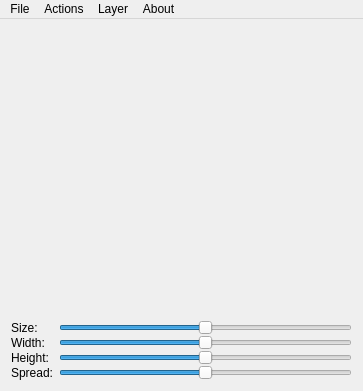
Before: the Qt Designer form RetroArchOverlayEditor/mainwindow.ui in meepingsnesroms/RetroArchOverlayEditor, drawn with Qt 5.
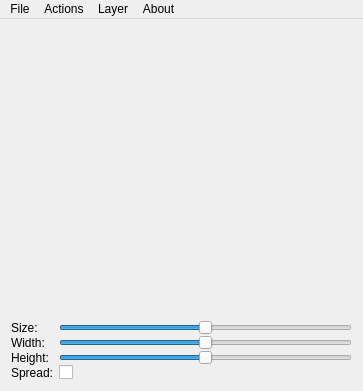
After: the same form once the commit is applied. Icons and pictures are not drawn. Custom widgets are drawn as their Qt base class.

Patch:
```diff
--- a/RetroArchOverlayEditor/mainwindow.ui
+++ b/RetroArchOverlayEditor/mainwindow.ui
@@ -148,15 +148,9 @@
          </widget>
         </item>
         <item>
-         <widget class="QSlider" name="spreadSlider">
-          <property name="maximum">
-           <number>100</number>
-          </property>
-          <property name="value">
-           <number>50</number>
-          </property>
-          <property name="orientation">
-           <enum>Qt::Horizontal</enum>
+         <widget class="QCheckBox" name="spreadEnabled">
+          <property name="text">
+           <string/>
           </property>
          </widget>
         </item>
```
